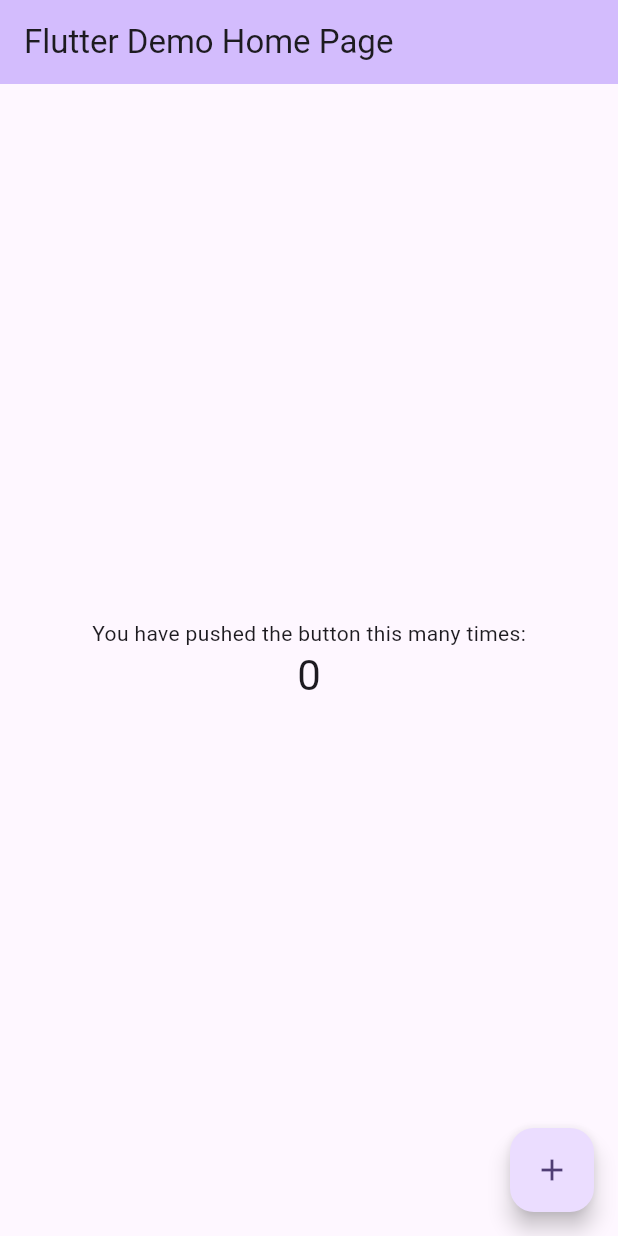
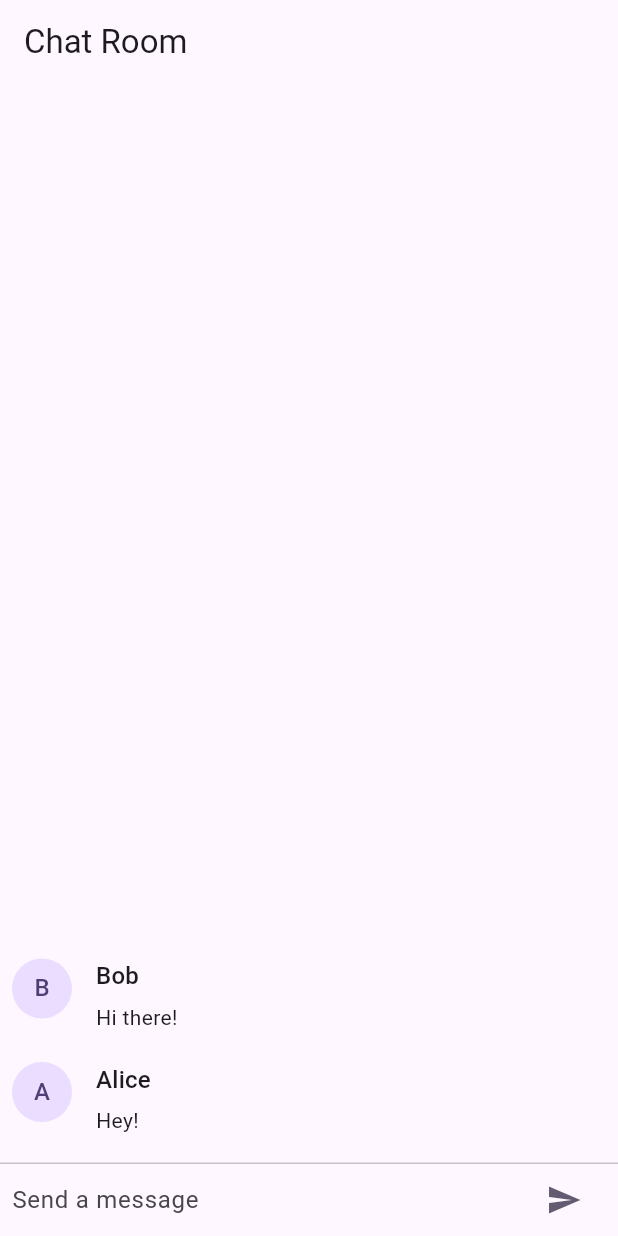
Before and after one commit to could-ai/0199004b-a520-7e35-a3d4-76de6dc69296, a Flutter app: the screen it shows after launch, on a phone screen of 412 x 824 dp. Run offline on Flutter 3.47's test engine with Material 3 defaults, Android fonts, the phone set to English and light mode, and no system bars.

Commit message:
I have updated the main.dart file to launch the new ChatScreen as the home page of the application. The previous counter example has been removed, and the app title is now set to 'Chat App'. This change establishes the chat interface as the primary screen.; I've created a new file, chat_screen.dart, which contains the main user interface for the chat application. This screen includes a list to display messages and a text input field for users to type and send new messages. It currently uses a local list for message storage, which will be replaced with a database connection in future steps.; This new file, chat_message.dart, defines a widget for displaying individual chat messages. It includes the sender's avatar, name, and the message text, creating a clear and reusable component for the chat interface. This separation of concerns helps in keeping the codebase organized and maintainable.

```diff
--- /dev/null
+++ b/usr/lib/chat_message.dart
@@ -0,0 +1,36 @@
+import 'package:flutter/material.dart';
+
+class ChatMessage extends StatelessWidget {
+  const ChatMessage({super.key, required this.sender, required this.text});
+
+  final String sender;
+  final String text;
+
+  @override
+  Widget build(BuildContext context) {
+    return Container(
+      margin: const EdgeInsets.symmetric(vertical: 10.0),
+      child: Row(
+        crossAxisAlignment: CrossAxisAlignment.start,
+        children: <Widget>[
+          Container(
+            margin: const EdgeInsets.only(right: 16.0),
+            child: CircleAvatar(child: Text(sender[0])),
+          ),
+          Expanded(
+            child: Column(
+              crossAxisAlignment: CrossAxisAlignment.start,
+              children: <Widget>[
+                Text(sender, style: Theme.of(context).textTheme.titleMedium),
+                Container(
+                  margin: const EdgeInsets.only(top: 5.0),
+                  child: Text(text),
+                ),
+              ],
+            ),
+          ),
+        ],
+      ),
+    );
+  }
+}
--- /dev/null
+++ b/usr/lib/chat_screen.dart
@@ -0,0 +1,84 @@
+import 'package:couldai_user_app/chat_message.dart';
+import 'package:flutter/material.dart';
+
+class ChatScreen extends StatefulWidget {
+  const ChatScreen({super.key});
+
+  @override
+  State<ChatScreen> createState() => _ChatScreenState();
+}
+
+class _ChatScreenState extends State<ChatScreen> {
+  final List<Map<String, String>> _messages = [
+    {'sender': 'Alice', 'text': 'Hey!'},
+    {'sender': 'Bob', 'text': 'Hi there!'},
+  ];
+  final TextEditingController _textController = TextEditingController();
+
+  void _handleSubmitted(String text) {
+    _textController.clear();
+    if (text.isNotEmpty) {
+      setState(() {
+        _messages.insert(0, {'sender': 'Me', 'text':text});
+      });
+    }
+  }
+
+  @override
+  Widget build(BuildContext context) {
+    return Scaffold(
+      appBar: AppBar(
+        title: const Text('Chat Room'),
+      ),
+      body: Column(
+        children: <Widget>[
+          Flexible(
+            child: ListView.builder(
+              padding: const EdgeInsets.all(8.0),
+              reverse: true,
+              itemBuilder: (_, int index) => ChatMessage(
+                sender: _messages[index]['sender']!,
+                text: _messages[index]['text']!,
+              ),
+              itemCount: _messages.length,
+            ),
+          ),
+          const Divider(height: 1.0),
+          Container(
+            decoration: BoxDecoration(color: Theme.of(context).cardColor),
+            child: _buildTextComposer(),
+          ),
+        ],
+      ),
+    );
+  }
+
+  Widget _buildTextComposer() {
+    return IconTheme(
+      data: IconThemeData(color: Theme.of(context).colorScheme.secondary),
+      child: Container(
+        margin: const EdgeInsets.symmetric(horizontal: 8.0),
+        child: Row(
+          children: <Widget>[
+            Flexible(
+              child: TextField(
+                controller: _textController,
+                onSubmitted: _handleSubmitted,
+                decoration: const InputDecoration.collapsed(
+                  hintText: 'Send a message',
+                ),
+              ),
+            ),
+            Container(
+              margin: const EdgeInsets.symmetric(horizontal: 4.0),
+              child: IconButton(
+                icon: const Icon(Icons.send),
+                onPressed: () => _handleSubmitted(_textController.text),
+              ),
+            ),
+          ],
+        ),
+      ),
+    );
+  }
+}
--- a/usr/lib/main.dart
+++ b/usr/lib/main.dart
@@ -1,3 +1,4 @@
+import 'package:couldai_user_app/chat_screen.dart';
 import 'package:flutter/material.dart';
 
 void main() {
@@ -7,114 +8,15 @@ void main() {
 class MyApp extends StatelessWidget {
   const MyApp({super.key});
 
-  // This widget is the root of your application.
   @override
   Widget build(BuildContext context) {
     return MaterialApp(
-      title: 'Flutter Demo',
+      title: 'Chat App',
       debugShowCheckedModeBanner: false,
       theme: ThemeData(
-        // This is the theme of your application.
-        //
-        // TRY THIS: Try running your application with "flutter run". You'll see
-        // the application has a purple toolbar. Then, without quitting the app,
-        // try changing the seedColor in the colorScheme below to Colors.green
-        // and then invoke "hot reload" (save your changes or press the "hot
-        // reload" button in a Flutter-supported IDE, or press "r" if you used
-        // the command line to start the app).
-        //
-        // Notice that the counter didn't reset back to zero; the application
-        // state is not lost during the reload. To reset the state, use hot
-        // restart instead.
-        //
-        // This works for code too, not just values: Most code changes can be
-        // tested with just a hot reload.
         colorScheme: ColorScheme.fromSeed(seedColor: Colors.deepPurple),
       ),
-      home: const MyHomePage(title: 'Flutter Demo Home Page'),
+      home: const ChatScreen(),
     );
   }
 }
-
-class MyHomePage extends StatefulWidget {
-  const MyHomePage({super.key, required this.title});
-
-  // This widget is the home page of your application. It is stateful, meaning
-  // that it has a State object (defined below) that contains fields that affect
-  // how it looks.
-
-  // This class is the configuration for the state. It holds the values (in this
-  // case the title) provided by the parent (in this case the App widget) and
-  // used by the build method of the State. Fields in a Widget subclass are
-  // always marked "final".
-
-  final String title;
-
-  @override
-  State<MyHomePage> createState() => _MyHomePageState();
-}
-
-class _MyHomePageState extends State<MyHomePage> {
-  int _counter = 0;
-
-  void _incrementCounter() {
-    setState(() {
-      // This call to setState tells the Flutter framework that something has
-      // changed in this State, which causes it to rerun the build method below
-      // so that the display can reflect the updated values. If we changed
-      // _counter without calling setState(), then the build method would not be
-      // called again, and so nothing would appear to happen.
-      _counter++;
-    });
-  }
-
-  @override
-  Widget build(BuildContext context) {
-    // This method is rerun every time setState is called, for instance as done
-    // by the _incrementCounter method above.
-    //
-    // The Flutter framework has been optimized to make rerunning build methods
-    // fast, so that you can just rebuild anything that needs updating rather
-    // than having to individually change instances of widgets.
-    return Scaffold(
-      appBar: AppBar(
-        // TRY THIS: Try changing the color here to a specific color (to
-        // Colors.amber, perhaps?) and trigger a hot reload to see the AppBar
-        // change color while the other colors stay the same.
-        backgroundColor: Theme.of(context).colorScheme.inversePrimary,
-        // Here we take the value from the MyHomePage object that was created by
-        // the App.build method, and use it to set our appbar title.
-        title: Text(widget.title),
-      ),
-      body: Center(
-        // Center is a layout widget. It takes a single child and positions it
-        // in the middle of the parent.
-        child: Column(
-          // Column is also a layout widget. It takes a list of children and
-          // arranges them vertically. By default, it sizes itself to fit its
-          // children horizontally, and tries to be as tall as its parent.
-          //
-          // Column has various properties to control how it sizes itself and
-          // how it positions its children. Here we use mainAxisAlignment to
-          // center the children vertically; the main axis here is the vertical
-          // axis because Columns are vertical (the cross axis would be
-          // horizontal).
-          //
-          // TRY THIS: Invoke "debug painting" (choose the "Toggle Debug Paint"
-          // action in the IDE, or press "p" in the console), to see the
-          // wireframe for each widget.
-          mainAxisAlignment: MainAxisAlignment.center,
-          children: <Widget>[
-            const Text('You have pushed the button this many times:'),
-            Text('$_counter', style: Theme.of(context).textTheme.headlineMedium),
-          ],
-        ),
-      ),
-      floatingActionButton: FloatingActionButton(
-        onPressed: _incrementCounter,
-        tooltip: 'Increment',
-        child: const Icon(Icons.add),
-      ), // This trailing comma makes auto-formatting nicer for build methods.
-    );
-  }
-}
```
